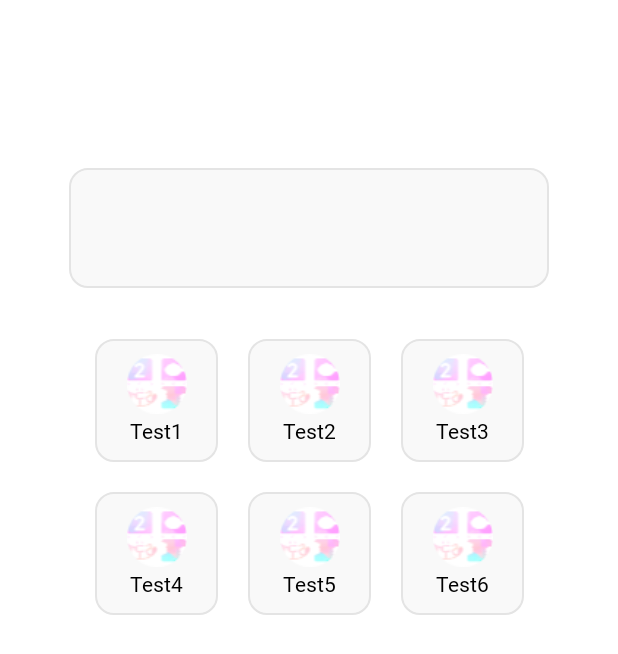
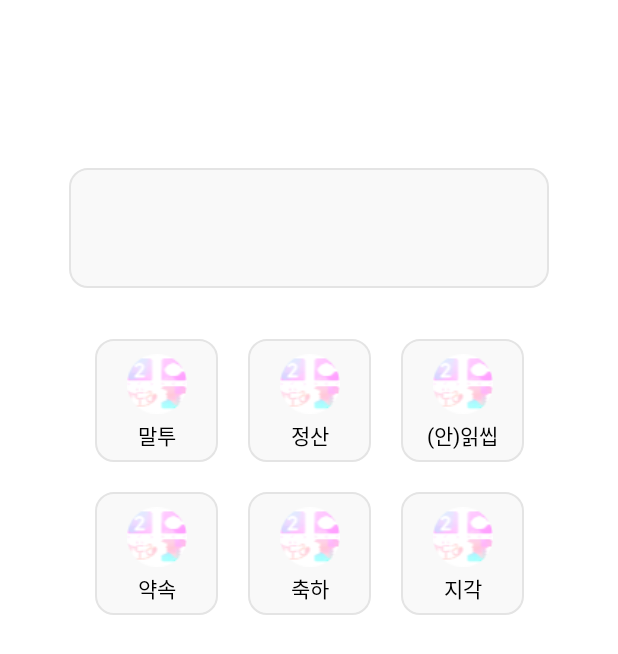
Before and after one commit to 34th-SOPT-SOPKATHON-2/Android, an Android app: the fragment SendQuestionFragment placed in its activity, on a phone screen of 412 x 824 dp. Shown: the top 654 px of the screen. Run offline under Robolectric (Android 15) with nearby library versions, the phone set to English and light mode, and no system bars; our stand-ins replace data binding, navigation-ui; pictures from the network do not load.

Commit message:
[refactor] 바텀시트 다이알로그 개선

```diff
--- a/app/src/main/java/com/sopt/now/sopkathon/android/data/local/SendQuestionCategory.kt
+++ b/app/src/main/java/com/sopt/now/sopkathon/android/data/local/SendQuestionCategory.kt
@@ -3,40 +3,33 @@ package com.sopt.now.sopkathon.android.data.local
 import com.sopt.now.sopkathon.android.R
 
 data class SendQuestionCategory(
-    val id: Int,
     val category: String,
     val icon: Int,
 ) {
     companion object {
         val sendQuestionCategories = listOf(
             SendQuestionCategory(
-                0,
-                "Test1",
+                "말투",
                 R.drawable.ic_send_dummy
             ),
             SendQuestionCategory(
-                0,
-                "Test2",
+                "정산",
                 R.drawable.ic_send_dummy
             ),
             SendQuestionCategory(
-                0,
-                "Test3",
+                "(안)읽씹",
                 R.drawable.ic_send_dummy
             ),
             SendQuestionCategory(
-                0,
-                "Test4",
+                "약속",
                 R.drawable.ic_send_dummy
             ),
             SendQuestionCategory(
-                0,
-                "Test5",
+                "축하",
                 R.drawable.ic_send_dummy
             ),
             SendQuestionCategory(
-                0,
-                "Test6",
+                "지각",
                 R.drawable.ic_send_dummy
             ),
         )
--- a/app/src/main/java/com/sopt/now/sopkathon/android/ui/sendQuestion/SendQuestionAdapter.kt
+++ b/app/src/main/java/com/sopt/now/sopkathon/android/ui/sendQuestion/SendQuestionAdapter.kt
@@ -10,7 +10,7 @@ import com.sopt.now.sopkathon.android.data.local.SendQuestionCategory
 import com.sopt.now.sopkathon.android.databinding.ItemSendQuestionBinding
 import com.sopt.now.sopkathon.android.util.view.ItemDiffCallback
 
-class SendQuestionAdapter :
+class SendQuestionAdapter(private val onClick: (String) -> (Unit)) :
     ListAdapter<SendQuestionCategory, SendQuestionAdapter.SendQuestionViewHolder>(
         ItemDiffCallback<SendQuestionCategory>(
             onItemsTheSame = { old, new -> old == new },
@@ -18,7 +18,10 @@ class SendQuestionAdapter :
         )
     ) {
 
-    class SendQuestionViewHolder(private val binding: ItemSendQuestionBinding) :
+    class SendQuestionViewHolder(
+        private val binding: ItemSendQuestionBinding,
+        private val onClick: (String) -> Unit
+    ) :
         ViewHolder(binding.root) {
         fun bind(item: SendQuestionCategory) {
             binding.apply {
@@ -27,6 +30,10 @@ class SendQuestionAdapter :
                     transformations(CircleCropTransformation())
                 }
                 tvSendQuestionItem.text = item.category
+
+                root.setOnClickListener {
+                    onClick(item.category)
+                }
             }
         }
     }
@@ -34,7 +41,7 @@ class SendQuestionAdapter :
     override fun onCreateViewHolder(parent: ViewGroup, viewType: Int): SendQuestionViewHolder {
         val binding =
             ItemSendQuestionBinding.inflate(LayoutInflater.from(parent.context), parent, false)
-        return SendQuestionViewHolder(binding)
+        return SendQuestionViewHolder(binding, onClick)
     }
 
     override fun onBindViewHolder(holder: SendQuestionViewHolder, position: Int) {
--- a/app/src/main/java/com/sopt/now/sopkathon/android/ui/sendQuestion/SendQuestionDialog.kt
+++ b/app/src/main/java/com/sopt/now/sopkathon/android/ui/sendQuestion/SendQuestionDialog.kt
@@ -8,12 +8,15 @@ import android.view.LayoutInflater
 import android.view.View
 import android.view.ViewGroup
 import androidx.fragment.app.DialogFragment
+import androidx.fragment.app.activityViewModels
 import com.sopt.now.sopkathon.android.R
 import com.sopt.now.sopkathon.android.databinding.DialogSendQuestionBinding
 
 class SendQuestionDialog : DialogFragment() {
     private var _binding: DialogSendQuestionBinding? = null
     private val binding: DialogSendQuestionBinding get() = requireNotNull(_binding)
+
+    private val viewModel: SendQuestionViewModel by activityViewModels()
 
     override fun onCreateView(
         inflater: LayoutInflater,
@@ -27,6 +30,7 @@ class SendQuestionDialog : DialogFragment() {
     override fun onViewCreated(view: View, savedInstanceState: Bundle?) {
         super.onViewCreated(view, savedInstanceState)
         setupDialogAppearance()
+        binding.tvBottomSheetTitle.text = viewModel.selectedCategory.value
     }
 
     private fun setupDialogAppearance() {
--- a/app/src/main/java/com/sopt/now/sopkathon/android/ui/sendQuestion/SendQuestionFragment.kt
+++ b/app/src/main/java/com/sopt/now/sopkathon/android/ui/sendQuestion/SendQuestionFragment.kt
@@ -2,16 +2,20 @@ package com.sopt.now.sopkathon.android.ui.sendQuestion
 
 import android.os.Bundle
 import android.view.View
+import androidx.fragment.app.activityViewModels
+import androidx.navigation.fragment.navArgs
 import com.sopt.now.sopkathon.android.R
 import com.sopt.now.sopkathon.android.data.local.SendQuestionCategory
 import com.sopt.now.sopkathon.android.databinding.FragmentSendQuestionBinding
+import com.sopt.now.sopkathon.android.ui.chatList.ChatListFragmentArgs
 import com.sopt.now.sopkathon.android.ui.common.base.BindingFragment
 
 class SendQuestionFragment :
     BindingFragment<FragmentSendQuestionBinding>(R.layout.fragment_send_question) {
 
-    private val sendQuestionAdapter = SendQuestionAdapter()
+    private lateinit var sendQuestionAdapter: SendQuestionAdapter
     private var sendQuestionDialog: SendQuestionDialog? = null
+    private val viewModel: SendQuestionViewModel by activityViewModels()
 
     override fun onViewCreated(view: View, savedInstanceState: Bundle?) {
         super.onViewCreated(view, savedInstanceState)
@@ -19,9 +23,14 @@ class SendQuestionFragment :
         setupRecyclerView()
         loadQuestions()
         setupBottomSheet()
+        getNickname()
     }
 
     private fun setupRecyclerView() {
+        sendQuestionAdapter = SendQuestionAdapter { category ->
+            viewModel.setCategory(category)
+            showBottomSheet()
+        }
         binding.rvSendQuestion.adapter = sendQuestionAdapter
     }
 
@@ -32,10 +41,18 @@ class SendQuestionFragment :
 
     private fun setupBottomSheet() {
         binding.viewSendQuestionDescription.setOnClickListener {
-            if (sendQuestionDialog == null || !sendQuestionDialog!!.isAdded) {
-                sendQuestionDialog = SendQuestionDialog()
-                sendQuestionDialog!!.show(parentFragmentManager, "DatePickerDialog")
-            }
+            showBottomSheet()
         }
     }
+
+    private fun showBottomSheet() {
+        if (sendQuestionDialog == null || !sendQuestionDialog!!.isAdded) {
+            sendQuestionDialog = SendQuestionDialog()
+            sendQuestionDialog!!.show(parentFragmentManager, "DatePickerDialog")
+        }
+    }
+
+    private fun getNickname() {
+        val args: ChatListFragmentArgs by navArgs()
+    }
 }
--- a/app/src/main/res/navigation/nav_graph.xml
+++ b/app/src/main/res/navigation/nav_graph.xml
@@ -37,7 +37,7 @@
             app:destination="@id/fragment_my_page" />
         <action
             android:id="@+id/action_fragment_chat_list_to_sendQuestionFragment"
-            app:destination="@id/sendQuestionFragment" />
+            app:destination="@id/fragment_send_question" />
         <argument android:name="nickname" />
     </fragment>
 
```
Also changed, not shown: app/src/main/java/com/sopt/now/sopkathon/android/ui/sendChat/SendChatFragment.kt (renamed from app/src/main/java/com/sopt/now/sopkathon/android/ui/sendquestion/SendQuestionFragment.kt, +4 -5 lines), app/src/main/java/com/sopt/now/sopkathon/android/ui/sendQuestion/SendQuestionViewModel.kt (added, +15 -0 lines), app/src/main/java/com/sopt/now/sopkathon/android/ui/sendchat/SendChatFragment.kt (deleted, +0 -24 lines).
